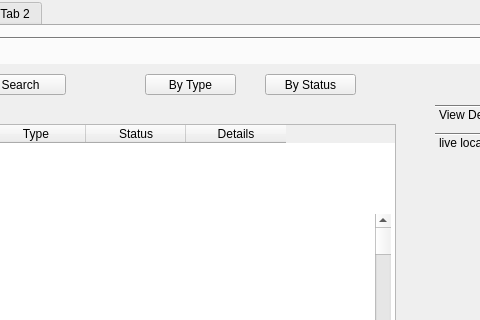
TG-o2/Hawata, file appwindow.ui: the form before one commit; both pictures show x 227 to 707 and y 0 to 320 of the 1256 by 846 pixel window.
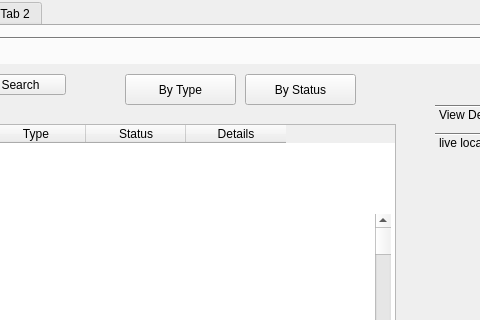
The form after the commit. The open tabs and pages were chosen to show the change.

The edit to the form file:
```diff
--- a/appwindow.ui
+++ b/appwindow.ui
@@ -502,10 +502,10 @@
       <widget class="QPushButton" name="Filterbutton">
        <property name="geometry">
         <rect>
-         <x>490</x>
+         <x>470</x>
          <y>10</y>
-         <width>91</width>
-         <height>21</height>
+         <width>111</width>
+         <height>31</height>
         </rect>
        </property>
        <property name="text">
@@ -859,10 +859,10 @@
       <widget class="QPushButton" name="Filterbutton_2">
        <property name="geometry">
         <rect>
-         <x>370</x>
+         <x>350</x>
          <y>10</y>
-         <width>91</width>
-         <height>21</height>
+         <width>111</width>
+         <height>31</height>
         </rect>
        </property>
        <property name="text">
```
Left out of the diff: 20 changed lines with no effect on the pictures.
